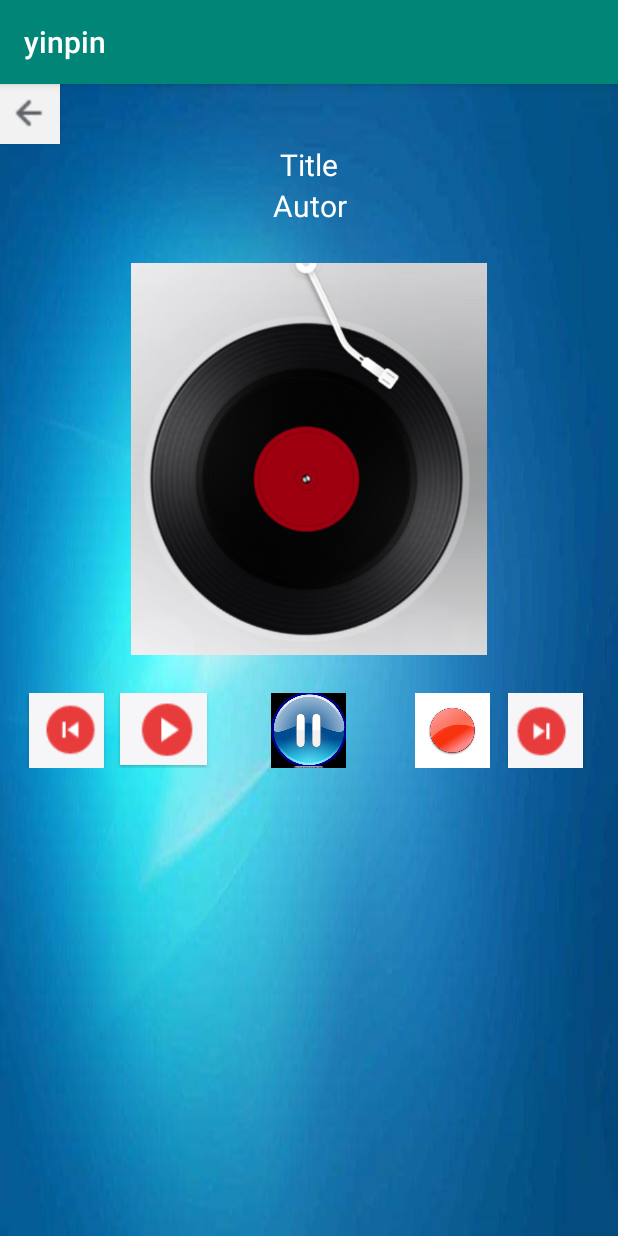
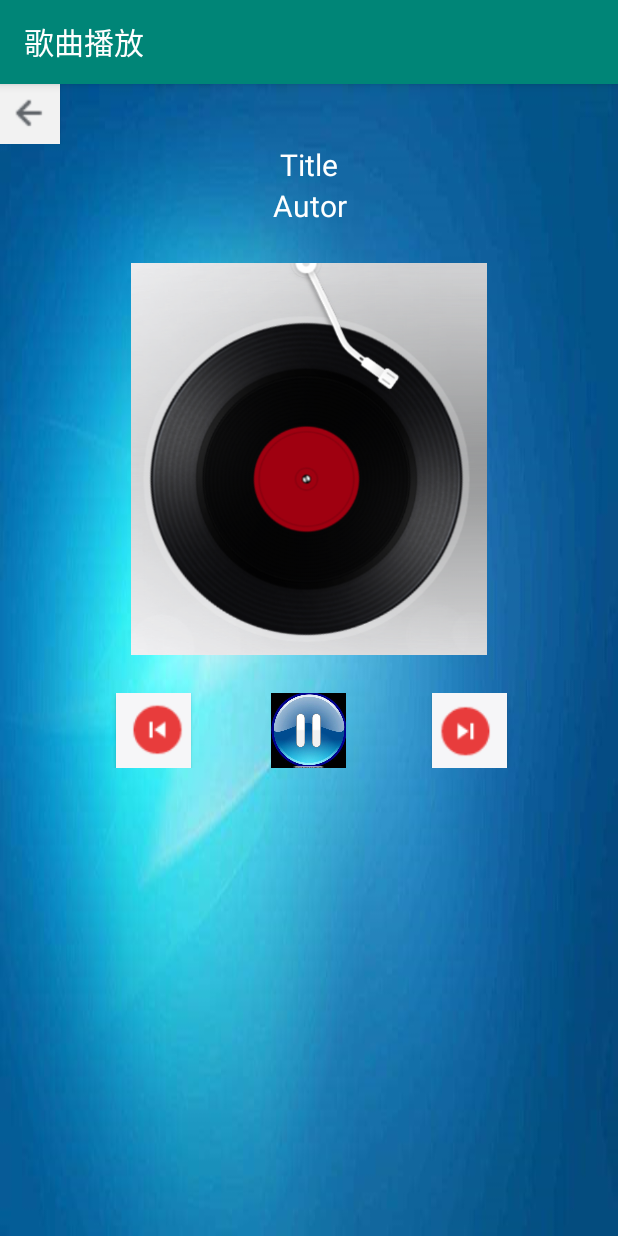
Before and after one commit to ma1231/yinpin0815-master, an Android app: the MusicActivity screen opened directly, with no data from a screen before it, on a phone screen of 412 x 824 dp. Run offline under Robolectric (Android 15) with nearby library versions, the phone set to English and light mode, and no system bars; 2 statements that could not run were skipped.

Commit message:
0816 commit

```diff
--- a/app/src/main/AndroidManifest.xml
+++ b/app/src/main/AndroidManifest.xml
@@ -16,8 +16,8 @@
         android:roundIcon="@mipmap/ic_launcher_round"
         android:supportsRtl="true"
         android:theme="@style/AppTheme">
-        <activity android:name=".MusicActivity"></activity>
-        <activity android:name=".MainActivity">
+        <activity android:name=".MusicActivity" android:label="歌曲播放"></activity>
+        <activity android:name=".MainActivity"  >
             <intent-filter>
                 <action android:name="android.intent.action.MAIN" />
 
--- a/app/src/main/res/layout/activity_music.xml
+++ b/app/src/main/res/layout/activity_music.xml
@@ -77,7 +77,7 @@
             android:layout_width="50dp"
             android:layout_height="50dp"
             android:layout_alignParentLeft="true"
-            android:layout_marginLeft="19dp"
+            android:layout_marginLeft="77dp"
             android:background="@drawable/left_arrow"
             android:gravity="center" />
 
@@ -86,18 +86,11 @@
             android:layout_width="50dp"
             android:layout_height="50dp"
             android:layout_alignParentRight="true"
-            android:layout_marginRight="23dp"
+            android:layout_marginRight="74dp"
             android:background="@drawable/right_arrow"
             android:gravity="center" />
 
-        <Button
-            android:id="@+id/play"
-            android:layout_width="58dp"
-            android:layout_height="wrap_content"
-            android:layout_alignParentLeft="true"
-            android:layout_marginLeft="80dp"
-            android:background="@drawable/play"
-            android:gravity="center" />
+
 
         <Button
             android:id="@+id/pause1"
@@ -115,14 +108,7 @@
             android:layout_height="wrap_content"
             android:gravity="center"
             android:text="continuer"/>-->
-        <Button
-            android:id="@+id/stop"
-            android:layout_width="50dp"
-            android:layout_height="50dp"
-            android:layout_alignParentRight="true"
-            android:layout_marginRight="85dp"
-            android:background="@drawable/stop"
-            android:gravity="center" />
+
     </RelativeLayout>
 
 </LinearLayout>
--- a/app/src/main/res/values/strings.xml
+++ b/app/src/main/res/values/strings.xml
@@ -1,3 +1,3 @@
 <resources>
-    <string name="app_name">yinpin</string>
+    <string name="app_name">music</string>
 </resources>
```
Also changed, not shown: app/src/main/java/com/example/yinpin/MusicActivity.java (+54 -32 lines), app/src/main/res/drawable/appicon.png (added).
